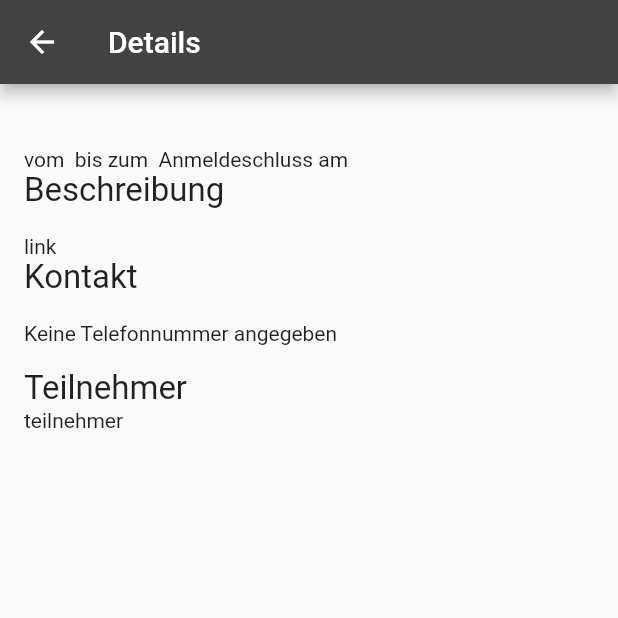
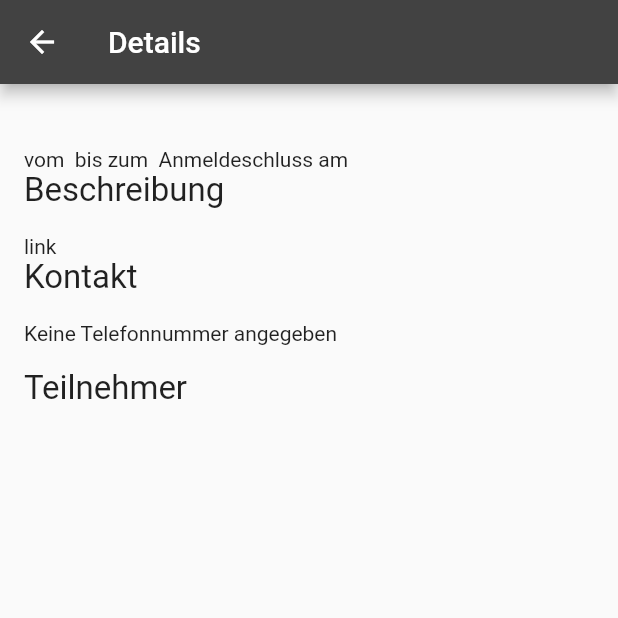
Before and after one commit to neominik/kcstm_flutter, a Flutter app: the DetailScreen screen opened directly with empty values, on a phone screen of 412 x 824 dp, the top half of it. Run offline on Flutter 3.47's test engine with Material 2 defaults, Android fonts, the phone set to English and light mode, and no system bars; network calls fail.

Commit message:
Add participants

```diff
--- a/lib/detail_screen.dart
+++ b/lib/detail_screen.dart
@@ -13,6 +13,8 @@ class DetailScreen extends StatelessWidget {
     final date = event.dateStart != null
         ? 'vom ${event.dateStart} bis zum ${event.dateEnd}'
         : 'am ${event.dateSingle}';
+    final participants = event.participants.split(RegExp(r"[,;]")).map((s) =>
+        s.trim()).join('\n');
     return Scaffold(
         appBar: AppBar(
           title: Text('Details'),
@@ -44,7 +46,7 @@ class DetailScreen extends StatelessWidget {
               'Teilnehmer',
               style: _headlineFont,
             ),
-            Text('teilnehmer'),
+            Text(participants),
           ],
         ));
   }
--- a/lib/event.dart
+++ b/lib/event.dart
@@ -14,6 +14,7 @@ class Event {
   final String registerDate;
   final String phone;
   final String email;
+  final String participants;
 
   Event({
     this.title,
@@ -25,6 +26,7 @@ class Event {
     this.registerDate,
     this.phone,
     this.email,
+    this.participants,
   });
 }
 
@@ -70,6 +72,8 @@ Event trToEvent(dom.Element tr) {
     email: nodeToText(tr
         .getElementsByClassName('views-field-field-email-fahrtenleiter')
         .expand((td) => td.getElementsByTagName('a'))),
+    participants:
+    nodeToText(tr.getElementsByClassName('views-field-field-teilnehmer')),
   );
 }
 
```
